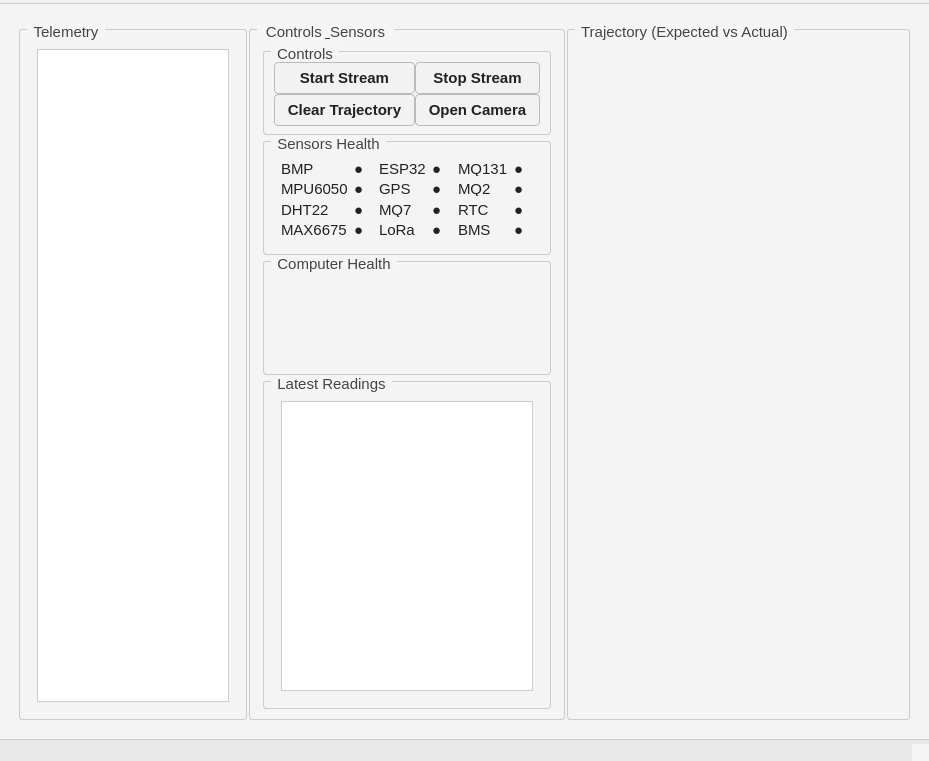
Above: dashboard.ui from Dyumna137/balloonSatGUI before the change. Below: the same form after it.
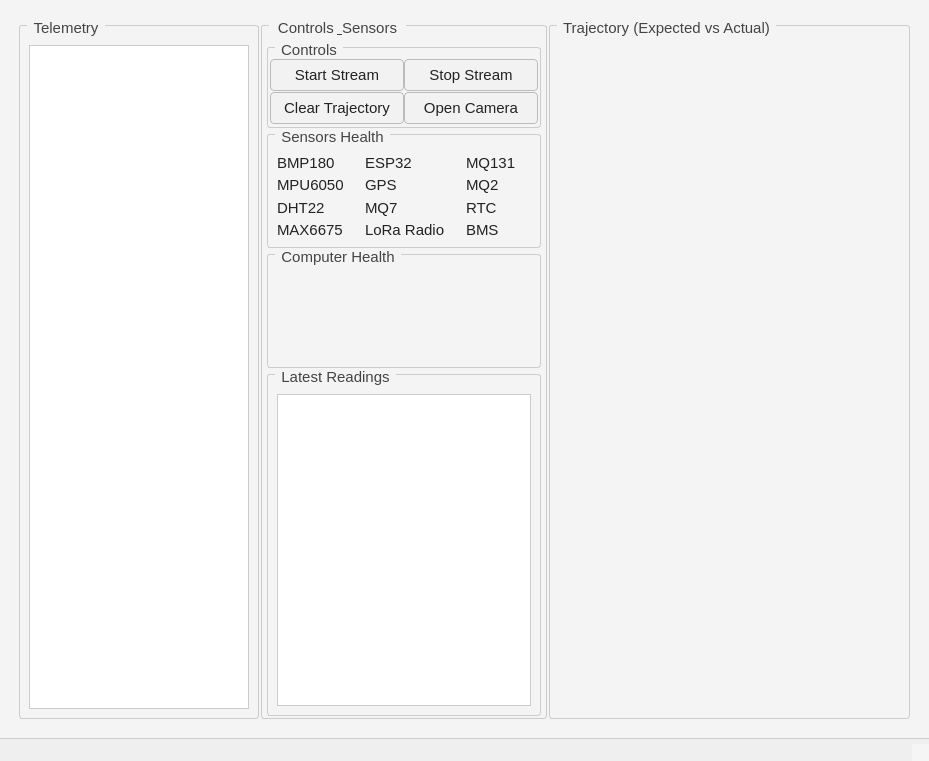
That is the form after the change. Custom widgets are drawn as their Qt base class.

Commit message: chore(data): keep canonical components_catalog.json; archive other data files; update telemetry_bridge to use data/replays/

```diff
--- a/dashboard.ui
+++ b/dashboard.ui
@@ -20,386 +20,141 @@
    <string>MainWindow</string>
   </property>
   <property name="styleSheet">
-   <string notr="true">/* ============================================
-   BALLOONSAT TELEMETRY DASHBOARD - LIGHT THEME
-   Clean • Bright • Laboratory Style
-   ============================================ */
+   <string notr="true">/* ============================================================
+   GLOBAL UI THEME 
+   ------------------------------------------------------------
+   This theme keeps everything simple, modern, and consistent.
+   Only well-chosen colors and spacing; no clutter.
+   ============================================================ */
 
-/* Main Window - Light Background */
-QMainWindow {
-    background-color: #f5f5f5;
-}
 
+/* ===== ROOT WIDGET ===== */
 QWidget {
-    background-color: #f5f5f5;
-    color: #222;
-    font-family: &quot;Segoe UI&quot;, sans-serif;
-    font-size: 11px;
+    background-color: #f5f5f5;   /* soft grey background */
+    color: #222;                 /* dark readable text */
+    font-family: &quot;Segoe UI&quot;, Arial;
+    font-size: 11pt;
 }
 
-/* ============================================
-   GROUP BOXES
-   ============================================ */
 
+/* ===== GROUP BOXES ===== */
 QGroupBox {
-    background-color: transparent;
-    border: 1px solid #cccccc;
+    border: 1px solid #ccc;      /* subtle boundary */
     border-radius: 4px;
     margin-top: 8px;
-    padding: 12px 8px 8px 8px;
+    padding-top: 10px;
 }
 
 QGroupBox::title {
-    subcontrol-origin: margin;
-    subcontrol-position: top left;
-    left: 8px;
-    padding: 0 6px;
     color: #555;
-    background-color: #f5f5f5;
-    font-size: 11px;
-    font-weight: 500;
+    padding: 0 4px;
 }
 
-/* ============================================
-   BUTTONS
-   ============================================ */
 
-QPushButton {
-    background-color: #e6e6e6;
-    color: #222;
-    border: 1px solid #b7b7b7;
-    border-radius: 3px;
-    padding: 8px 16px;
-    font-size: 11px;
-    font-weight: 500;
+/* ===== TABLES ===== */
+QTableWidget, QTableView {
+    background: #fff;
+    border: 1px solid #ccc;
+    alternate-background-color: #f0f0f0;
+    selection-background-color: #b7d5f0; 
+    gridline-color: #ddd;
 }
 
-QPushButton:hover {
-    background-color: #dadada;
-    border: 1px solid #a8a8a8;
-    color: #000;
-}
-
-QPushButton:pressed {
-    background-color: #cfcfcf;
-}
-
-/* ============================================
-   TABLES - Light, Clean
-   ============================================ */
-
-QTableWidget {
-    background-color: #ffffff;
-    alternate-background-color: #f2f2f2;
-    border: 1px solid #cccccc;
-    border-radius: 4px;
-    gridline-color: #dddddd;
-    color: #222;
-    selection-background-color: #bee1ff;
-    selection-color: #000;
-    font-size: 11px;
-}
-
-QTableWidget::item {
-    padding: 6px 10px;
-    border: none;
-}
-
-QTableWidget::item:hover {
-    background-color: #efefef;
-}
-
-QTableWidget::item:selected {
-    background-color: #bee1ff;
-}
-
-/* Table Headers */
 QHeaderView::section {
-    background-color: #eaeaea;
-    color: #444;
-    border: none;
-    border-bottom: 1px solid #cccccc;
-    border-right: 1px solid #e0e0e0;
-    padding: 6px 10px;
-    font-size: 11px;
-    font-weight: 600;
+    background: #e6e6e6;
+    border: 1px solid #ccc;
+    padding: 4px;
 }
 
 QHeaderView::section:hover {
     background-color: #dedede;
 }
 
-QHeaderView::section:first {
-    background-color: #eaeaea;
+/* ===== BUTTONS ===== */
+QPushButton {
+    background: #f2f2f2;
+    border: 1px solid #bbb;
+    border-radius: 4px;
+    padding: 6px 12px;
 }
 
-/* ============================================
-   PROGRESS BARS
-   ============================================ */
-
-QProgressBar {
-    background-color: #ffffff;
-    border: 1px solid #cccccc;
-    border-radius: 2px;
-    text-align: center;
-    color: #555;
-    height: 18px;
-    font-size: 10px;
-    font-weight: 600;
+QPushButton:hover { background: #e8e8e8; }
+QPushButton:pressed { background: #dcdcdc; }
+QPushButton:disabled {
+    background: #eaeaea;
+    color: #999;
 }
 
-QProgressBar::chunk {
-    background-color: #0078d4;
-    border-radius: 1px;
-}
 
-/* ============================================
-   LABELS
-   ============================================ */
-
+/* ===== LABELS ===== */
 QLabel {
-    color: #333;
-    background-color: transparent;
-    border: none;
-    font-size: 11px;
-}
-
-/* Sensor Name Labels */
-QLabel[objectName*=&quot;lbl&quot;][objectName*=&quot;BMP&quot;],
-QLabel[objectName*=&quot;lbl&quot;][objectName*=&quot;ESP32&quot;],
-QLabel[objectName*=&quot;lbl&quot;][objectName*=&quot;GPS&quot;],
-QLabel[objectName*=&quot;lbl&quot;][objectName*=&quot;MQ&quot;],
-QLabel[objectName*=&quot;lbl&quot;][objectName*=&quot;DHT&quot;],
-QLabel[objectName*=&quot;lbl&quot;][objectName*=&quot;MPU&quot;],
-QLabel[objectName*=&quot;lbl&quot;][objectName*=&quot;RTC&quot;] 
-QLabel[objectName*=&quot;lbl&quot;][objectName*=&quot;MAX6675&quot;]
-QLabel[objectName*=&quot;lbl&quot;][objectName*=&quot;LoRa&quot;]
-QLabel[objectName*=&quot;lbl&quot;][objectName*=&quot;BMS&quot;]  {
+    background: transparent;
     color: #222;
-    font-size: 11px;
-    font-weight: 500;
 }
 
-/* Status Dots */
-QLabel[text=&quot;●&quot;] {
-    font-size: 16px;
+QLabel#titleLabel {
+    font-weight: bold;
+    color: #111;
 }
 
-/* CPU/Memory Labels */
-QLabel[objectName*=&quot;CPU&quot;],
-QLabel[objectName*=&quot;Mem&quot;] {
-    color: #222;
-    font-size: 11px;
-}
 
-/* ============================================
-   SCROLLBARS
-   ============================================ */
-
-QScrollBar:vertical {
-    background: #f5f5f5;
-    width: 10px;
-    border: none;
-}
-
-QScrollBar::handle:vertical {
-    background: #cccccc;
-    border-radius: 5px;
-    min-height: 30px;
-}
-
-QScrollBar::handle:vertical:hover {
-    background: #bbbbbb;
-}
-
-QScrollBar::add-line:vertical,
-QScrollBar::sub-line:vertical {
-    height: 0px;
-}
-
-QScrollBar:horizontal {
-    background: #f5f5f5;
-    height: 10px;
-    border: none;
-}
-
-QScrollBar::handle:horizontal {
-    background: #cccccc;
-    border-radius: 5px;
-    min-width: 30px;
-}
-
-QScrollBar::handle:horizontal:hover {
-    background: #bbbbbb;
-}
-
-QScrollBar::add-line:horizontal,
-QScrollBar::sub-line:horizontal {
-    width: 0px;
-}
-
-/* ============================================
-   STATUS BAR
-   ============================================ */
-
-QStatusBar {
-    background-color: #e9e9e9;
-    color: #666;
-    border-top: 1px solid #cccccc;
-    font-size: 9px;
-    padding: 3px 10px;
-}
-
-/* ============================================
-   MENU BAR
-   ============================================ */
-
-QMenuBar {
-    background-color: #f0f0f0;
-    color: #333;
-    border-bottom: 1px solid #cccccc;
-    padding: 2px;
-    font-size: 11px;
-}
-
-QMenuBar::item {
-    background-color: transparent;
-    padding: 5px 10px;
-    border-radius: 3px;
-}
-
-QMenuBar::item:selected {
-    background-color: #dcdcdc;
-    color: #000;
-}
-
-/* ============================================
-   DROPDOWN MENUS
-   ============================================ */
-
-QMenu {
-    background-color: #ffffff;
-    border: 1px solid #cccccc;
-    border-radius: 4px;
-    padding: 4px;
-    color: #222;
-    font-size: 11px;
-}
-
-QMenu::item {
-    padding: 6px 20px;
-    border-radius: 3px;
-}
-
-QMenu::item:selected {
-    background-color: #e6e6e6;
-}
-
-QMenu::separator {
-    height: 1px;
-    background: #cccccc;
-    margin: 4px 0;
-}
-
-/* ============================================
-   SENSOR STATUS COLORS
-   ============================================ */
-
-/* Green - Healthy */
-QLabel#lblBMPStatus,
-QLabel#lblESP32Status,
-QLabel#lblGPSStatus,
-QLabel#lblMPU6050Status,
-QLabel#lblDHT22Status,
-QLabel#lblRTCStatus {
-    color: #0b8f58;
-    font-size: 16px;
-}
-
-/* Red - Error */
-QLabel#lblMQ2Status,
-QLabel#lblMQ7Status {
-    color: #d7282f;
-    font-size: 16px;
-}
-
-/* Orange - Warning */
-QLabel#lblMQ131Status {
-    color: #d98b00;
-    font-size: 16px;
-}
-
-/* ============================================
-   INPUT FIELDS
-   ============================================ */
-
+/* ===== TEXT INPUTS ===== */
 QLineEdit {
-    background-color: #ffffff;
-    color: #222;
-    border: 1px solid #cccccc;
+    background: #fff;
+    border: 1px solid #ccc;
     border-radius: 3px;
-    padding: 6px 10px;
-    font-size: 11px;
+    padding: 4px;
 }
 
 QLineEdit:focus {
     border: 1px solid #0078d4;
 }
 
-/* ============================================
-   COMBO BOXES
-   ============================================ */
 
+/* ===== COMBO BOXES ===== */
 QComboBox {
-    background-color: #ffffff;
-    color: #222;
-    border: 1px solid #cccccc;
+    background: #f2f2f2;
+    border: 1px solid #bbb;
     border-radius: 3px;
-    padding: 6px 10px;
-    font-size: 11px;
+    padding: 4px;
 }
 
-QComboBox:hover {
-    border: 1px solid #b7b7b7;
-}
-
+QComboBox:hover { background: #ebebeb; }
 QComboBox QAbstractItemView {
-    background-color: #ffffff;
-    border: 1px solid #cccccc;
-    selection-background-color: #d6eaff;
-    color: #222;
+    background: #fff;
+    border: 1px solid #ccc;
+    selection-background-color: #b7d5f0;
 }
 
-/* ============================================
-   CHECKBOXES
-   ============================================ */
 
-QCheckBox {
-    color: #333;
-    spacing: 8px;
-    font-size: 11px;
+/* ===== SCROLLBARS ===== */
+QScrollBar:vertical, QScrollBar:horizontal {
+    background: #f0f0f0;
+    border: none;
 }
 
-QCheckBox::indicator {
-    width: 16px;
-    height: 16px;
-    border: 1px solid #cccccc;
-    border-radius: 3px;
-    background-color: #ffffff;
+QScrollBar::handle:vertical, QScrollBar::handle:horizontal {
+    background: #bbb;
+    border-radius: 5px;
 }
 
-QCheckBox::indicator:hover {
-    border: 1px solid #bbbbbb;
+QScrollBar::handle:hover { background: #999; }
+
+
+/* ===== MENU &amp; STATUS BAR ===== */
+QMenuBar {
+    background: #e8e8e8;
+    border-bottom: 1px solid #ccc;
 }
 
-QCheckBox::indicator:checked {
-    background-color: #0078d4;
-    border: 1px solid #0078d4;
+QMenuBar::item:selected {
+    background: #b7d5f0;
 }
 
-/* ============================================
-   TOOLTIPS
-   ============================================ */
+QMenu {
+    background: #fff;
+    border: 1px solid #ccc;
+}
 
 QToolTip {
     background-color: #ffffff;
@@ -410,17 +165,37 @@
     font-size: 10px;
 }
 
-/* ============================================
-   PLOT AREA
-   ============================================ */
+QStatusBar {
+    background: #efefef;
+    border-top: 1px solid #ccc;
+}
 
-QWidget#trajectoryPlot,
-QWidget#altitudePlot,
-QWidget#cameraPreview {
-    background-color: #ffffff;
-    border: 1px solid #cccccc;
-    border-radius: 4px;
-}</string>
+
+/* ============================================================
+   STATUS LED INDICATORS — Clean Circle Style
+   ------------------------------------------------------------
+   These widgets override QLabel rules and stay perfectly round.
+   Controlled using the dynamic &quot;status&quot; property:
+       inactive / ok / warning / error
+   ============================================================ */
+
+StatusLED {
+    all: unset;                      /* reset inherited QLabel styling */
+    min-width: 18px;
+    min-height: 18px;
+    max-width: 18px;
+    max-height: 18px;
+    border-radius: 9px;              /* perfect circle */
+    background-color: transparent;
+    border: 1px solid #aaa;          /* inactive */
+}
+
+/* color states */
+StatusLED[status=&quot;ok&quot;]       { background-color: #4CAF50; border: none; }
+StatusLED[status=&quot;warning&quot;]  { background-color: #FFC107; border: none; }
+StatusLED[status=&quot;error&quot;]    { background-color: #F44336; border: none; }
+StatusLED[status=&quot;inactive&quot;] { background-color: transparent; border: 1px solid #aaa; }
+</string>
   </property>
   <property name="unifiedTitleAndToolBarOnMac">
    <bool>false</bool>
@@ -723,6 +498,19 @@
     color: #666;
     border-top: 1px solid #ccc;
 }
+
+/* ===== PROTECT CUSTOM StatusLED FROM GENERIC QLabel RULES ===== */
+
+StatusLED {
+    all: unset;
+    min-width: 18px;
+    min-height: 18px;
+    max-width: 18px;
+    max-height: 18px;
+    border-radius: 9px;
+    background-color: transparent;
+    border: 1px solid #aaa;
+}
 </string>
    </property>
    <layout class="QVBoxLayout" name="verticalLayout">
@@ -910,6 +698,9 @@
            <property name="title">
             <string>Sensors Health</string>
            </property>
+           <property name="alignment">
+            <set>Qt::AlignmentFlag::AlignCenter</set>
+           </property>
            <layout class="QGridLayout" name="gridLayout_2">
             <item row="1" column="0">
              <widget class="QLabel" name="mpu6050Label">
@@ -920,11 +711,23 @@
             </item>
             <item row="0" column="5">
              <widget class="StatusLED" name="mq131Indicator">
+              <property name="sizePolicy">
+               <sizepolicy hsizetype="Fixed" vsizetype="Fixed">
+                <horstretch>0</horstretch>
+                <verstretch>0</verstretch>
+               </sizepolicy>
+              </property>
               <property name="styleSheet">
                <string notr="true"/>
               </property>
               <property name="text">
-               <string>●</string>
+               <string/>
+              </property>
+              <property name="alignment">
+               <set>Qt::AlignmentFlag::AlignCenter</set>
+              </property>
+              <property name="status" stdset="0">
+               <string>inactive</string>
               </property>
              </widget>
             </item>
@@ -935,20 +738,44 @@
               </property>
              </widget>
             </item>
-            <item row="3" column="3">
-             <widget class="QLabel" name="loRaIndicator">
+            <item row="3" column="3" alignment="Qt::AlignmentFlag::AlignHCenter">
+             <widget class="StatusLED" name="loRaIndicator">
+              <property name="sizePolicy">
+               <sizepolicy hsizetype="Fixed" vsizetype="Fixed">
+                <horstretch>0</horstretch>
+                <verstretch>0</verstretch>
+               </sizepolicy>
+              </property>
               <property name="text">
-               <string>●</string>
+               <string/>
+              </property>
+              <property name="alignment">
+               <set>Qt::AlignmentFlag::AlignCenter</set>
+              </property>
+              <property name="status" stdset="0">
+               <string>inactive</string>
               </property>
              </widget>
             </item>
-            <item row="1" column="1">
+            <item row="1" column="1" alignment="Qt::AlignmentFlag::AlignHCenter">
              <widget class="StatusLED" name="mpu6050Indicator">
+              <property name="sizePolicy">
+               <sizepolicy hsizetype="Fixed" vsizetype="Fixed">
+                <horstretch>0</horstretch>
+                <verstretch>0</verstretch>
+               </sizepolicy>
+              </property>
               <property name="styleSheet">
                <string notr="true"/>
               </property>
               <property name="text">
-               <string>●</string>
+               <string/>
+              </property>
+              <property name="alignment">
+               <set>Qt::AlignmentFlag::AlignCenter</set>
+              </property>
+              <property name="status" stdset="0">
+               <string>inactive</string>
               </property>
              </widget>
             </item>
@@ -960,12 +787,24 @@
              </widget>
             </item>
             <item row="0" column="1">
-             <widget class="StatusLED" name="bmpIndicator">
+             <widget class="StatusLED" name="bmp180Indicator">
+              <property name="sizePolicy">
+               <sizepolicy hsizetype="Fixed" vsizetype="Fixed">
+                <horstretch>0</horstretch>
+                <verstretch>0</verstretch>
+               </sizepolicy>
+              </property>
               <property name="styleSheet">
                <string notr="true"/>
               </property>
               <property name="text">
-               <string>●</string>
+               <string/>
+              </property>
+              <property name="alignment">
+               <set>Qt::AlignmentFlag::AlignCenter</set>
+              </property>
+              <property name="status" stdset="0">
+               <string>inactive</string>
               </property>
              </widget>
             </item>
@@ -977,16 +816,40 @@
              </widget>
             </item>
             <item row="3" column="1">
-             <widget class="QLabel" name="max6675Indicator">
+             <widget class="StatusLED" name="max6675Indicator">
+              <property name="sizePolicy">
+               <sizepolicy hsizetype="Fixed" vsizetype="Fixed">
+                <horstretch>0</horstretch>
+                <verstretch>0</verstretch>
+               </sizepolicy>
+              </property>
               <property name="text">
-               <string>●</string>
+               <string/>
+              </property>
+              <property name="alignment">
+               <set>Qt::AlignmentFlag::AlignCenter</set>
+              </property>
+              <property name="status" stdset="0">
+               <string>inactive</string>
               </property>
              </widget>
             </item>
             <item row="3" column="5">
-             <widget class="QLabel" name="bmsIndicator">
+             <widget class="StatusLED" name="bmsIndicator">
+              <property name="sizePolicy">
+               <sizepolicy hsizetype="Fixed" vsizetype="Fixed">
+                <horstretch>0</horstretch>
+                <verstretch>0</verstretch>
+               </sizepolicy>
+              </property>
               <property name="text">
-               <string>●</string>
+               <string/>
+              </property>
+              <property name="alignment">
+               <set>Qt::AlignmentFlag::AlignCenter</set>
+              </property>
+              <property name="status" stdset="0">
+               <string>inactive</string>
               </property>
              </widget>
             </item>
@@ -997,23 +860,47 @@
               </property>
              </widget>
             </item>
-            <item row="2" column="5">
+            <item row="2" column="5" alignment="Qt::AlignmentFlag::AlignHCenter|Qt::AlignmentFlag::AlignVCenter">
              <widget class="StatusLED" name="rtcIndicator">
+              <property name="sizePolicy">
+               <sizepolicy hsizetype="Fixed" vsizetype="Fixed">
+                <horstretch>0</horstretch>
+                <verstretch>0</verstretch>
+               </sizepolicy>
+              </property>
               <property name="styleSheet">
                <string notr="true"/>
               </property>
               <property name="text">
-               <string>●</string>
+               <string/>
+              </property>
+              <property name="alignment">
+               <set>Qt::AlignmentFlag::AlignCenter</set>
+              </property>
+              <property name="status" stdset="0">
+               <string>inactive</string>
               </property>
              </widget>
             </item>
             <item row="2" column="1">
              <widget class="StatusLED" name="dht22Indicator">
+              <property name="sizePolicy">
+               <sizepolicy hsizetype="Fixed" vsizetype="Fixed">
+                <horstretch>0</horstretch>
+                <verstretch>0</verstretch>
+               </sizepolicy>
+              </property>
               <property name="styleSheet">
                <string notr="true"/>
               </property>
               <property name="text">
-               <string>●</string>
+               <string/>
+              </property>
+              <property name="alignment">
+               <set>Qt::AlignmentFlag::AlignCenter</set>
+              </property>
+              <property name="status" stdset="0">
+               <string>inactive</string>
               </property>
              </widget>
             </item>
@@ -1033,31 +920,67 @@
             </item>
             <item row="0" column="3">
              <widget class="StatusLED" name="esp32Indicator">
+              <property name="sizePolicy">
+               <sizepolicy hsizetype="Fixed" vsizetype="Fixed">
+                <horstretch>0</horstretch>
+                <verstretch>0</verstretch>
+               </sizepolicy>
+              </property>
               <property name="styleSheet">
                <string notr="true"/>
               </property>
               <property name="text">
-               <string>●</string>
+               <string/>
+              </property>
+              <property name="alignment">
+               <set>Qt::AlignmentFlag::AlignCenter</set>
+              </property>
+              <property name="status" stdset="0">
+               <string>inactive</string>
               </property>
              </widget>
             </item>
             <item row="2" column="3">
              <widget class="StatusLED" name="mq7Indicator">
+              <property name="sizePolicy">
+               <sizepolicy hsizetype="Fixed" vsizetype="Fixed">
+                <horstretch>0</horstretch>
+                <verstretch>0</verstretch>
+               </sizepolicy>
+              </property>
               <property name="styleSheet">
                <string notr="true"/>
               </property>
               <property name="text">
-               <string>●</string>
+               <string/>
+              </property>
+              <property name="alignment">
+               <set>Qt::AlignmentFlag::AlignCenter</set>
+              </property>
+              <property name="status" stdset="0">
+               <string>inactive</string>
               </property>
              </widget>
             </item>
             <item row="1" column="3">
              <widget class="StatusLED" name="gpsIndicator">
+              <property name="sizePolicy">
+               <sizepolicy hsizetype="Fixed" vsizetype="Fixed">
+                <horstretch>0</horstretch>
+                <verstretch>0</verstretch>
+               </sizepolicy>
+              </property>
               <property name="styleSheet">
                <string notr="true"/>
               </property>
               <property name="text">
-               <string>●</string>
+               <string/>
+              </property>
+              <property name="alignment">
+               <set>Qt::AlignmentFlag::AlignCenter</set>
+              </property>
+              <property name="status" stdset="0">
+               <string>inactive</string>
               </property>
              </widget>
             </item>
@@ -1071,7 +994,7 @@
             <item row="0" column="0">
              <widget class="QLabel" name="bmpLabel">
               <property name="text">
-               <string>BMP</string>
+               <string>BMP180</string>
               </property>
              </widget>
             </item>
@@ -1085,17 +1008,29 @@
             <item row="3" column="2">
              <widget class="QLabel" name="LoRaLabel">
               <property name="text">
-               <string>LoRa</string>
+               <string>LoRa Radio</string>
               </property>
              </widget>
             </item>
             <item row="1" column="5">
              <widget class="StatusLED" name="mq2Indicator">
+              <property name="sizePolicy">
+               <sizepolicy hsizetype="Fixed" vsizetype="Fixed">
+                <horstretch>0</horstretch>
+                <verstretch>0</verstretch>
+               </sizepolicy>
+              </property>
               <property name="styleSheet">
                <string notr="true"/>
               </property>
               <property name="text">
-               <string>●</string>
+               <string/>
+              </property>
+              <property name="alignment">
+               <set>Qt::AlignmentFlag::AlignCenter</set>
+              </property>
+              <property name="status" stdset="0">
+               <string>inactive</string>
               </property>
              </widget>
             </item>
@@ -1142,8 +1077,8 @@
                <widget class="LinearGauge" name="cpuGaugeWidget" native="true">
                 <property name="minimumSize">
                  <size>
-                  <width>80</width>
-                  <height>80</height>
+                  <width>70</width>
+                  <height>70</height>
                  </size>
                 </property>
                </widget>
@@ -1152,8 +1087,8 @@
                <widget class="LinearGauge" name="memGaugeWidget" native="true">
                 <property name="minimumSize">
                  <size>
-                  <width>80</width>
-                  <height>80</height>
+                  <width>70</width>
+                  <height>70</height>
                  </size>
                 </property>
                </widget>
@@ -1223,7 +1158,7 @@
      <x>0</x>
      <y>0</y>
      <width>929</width>
-     <height>30</height>
+     <height>33</height>
     </rect>
    </property>
   </widget>
```
Left out of the diff: 76 changed lines with no effect on the pictures. The commit also changes 4 other files.
